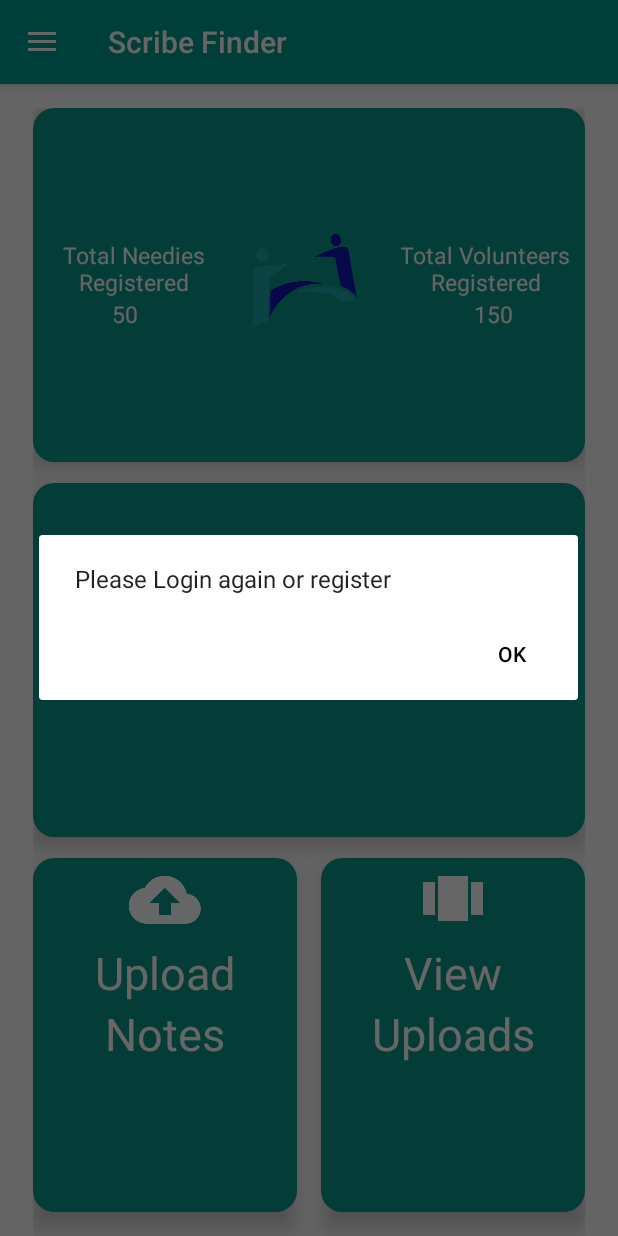
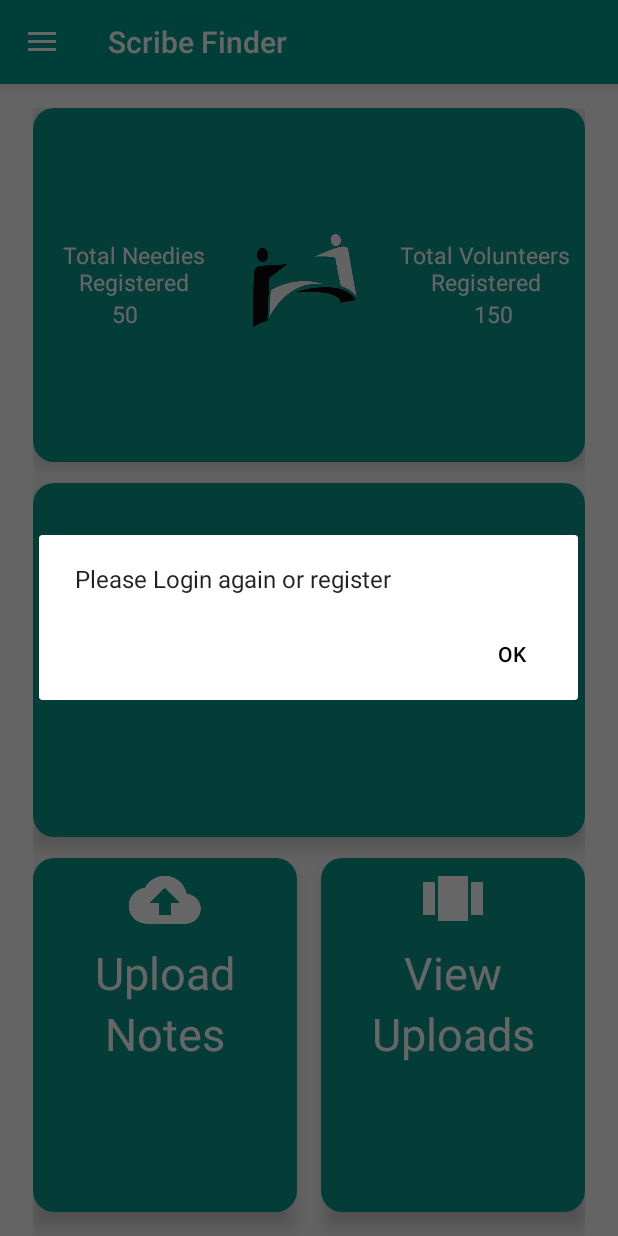
Before and after one commit to ram6696/Scribefinder, an Android app: the VolunteerMainPage screen opened directly, with no data from a screen before it, on a phone screen of 412 x 824 dp. Run offline under Robolectric (Android 15) with nearby library versions, the phone set to English and light mode, and no system bars; our stand-ins replace CircleImageView, Firebase (no records; nobody signed in at launch, a user with empty details on screens opened directly), Picasso; pictures from the network do not load.

Commit message:
some updates

```diff
--- a/app/src/main/res/layout/activity_internet_connection.xml
+++ b/app/src/main/res/layout/activity_internet_connection.xml
@@ -84,7 +84,7 @@
         android:layout_gravity="center"
         android:layout_marginBottom="8dp"
         android:contentDescription="@string/eye_droid_logo"
-        android:src="@drawable/logo_png"
+        android:src="@drawable/applogo"
         app:layout_constraintBottom_toTopOf="@+id/textView3"
         app:layout_constraintEnd_toEndOf="parent"
         app:layout_constraintStart_toStartOf="parent" />
--- a/app/src/main/res/layout/activity_splash_screen_new.xml
+++ b/app/src/main/res/layout/activity_splash_screen_new.xml
@@ -18,7 +18,7 @@
             android:layout_height="150dp"
             android:layout_marginTop="120dp"
             android:contentDescription="@string/eye_droid_logo"
-            android:src="@drawable/applogo"
+            android:src="@drawable/icon"
             app:layout_constraintEnd_toEndOf="parent"
             app:layout_constraintHorizontal_bias="0.0"
             app:layout_constraintStart_toStartOf="parent"
--- a/app/src/main/res/layout/content_volunteer_main_page.xml
+++ b/app/src/main/res/layout/content_volunteer_main_page.xml
@@ -88,7 +88,7 @@
                             android:layout_height="100dp"
                             android:layout_gravity="center"
                             android:contentDescription="@string/eye_droid_logo"
-                            android:src="@drawable/applogo" />
+                            android:src="@drawable/icon" />
 
                     </android.support.v7.widget.LinearLayoutCompat>
 
```
Also changed, not shown: app/src/main/res/drawable/icon.png (added).
